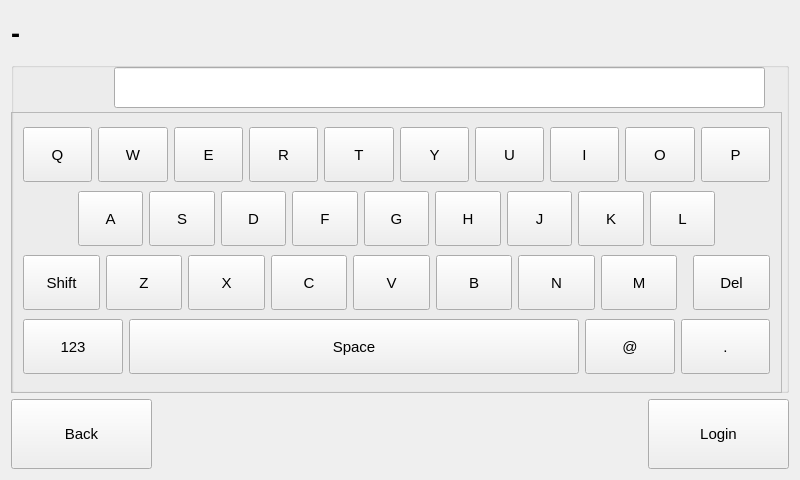
First picture: the form in v3/qt/textInput/textInput.ui, repository twschung/IoT-Smart-Scale, before the edit.
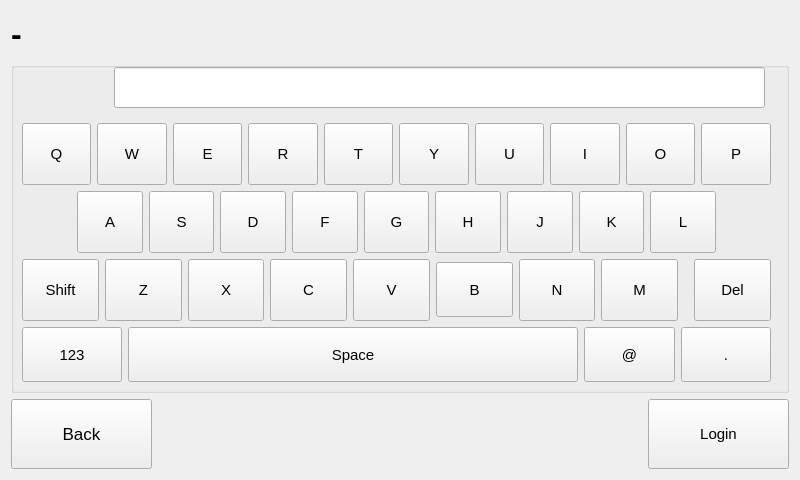
Second picture: the form after the edit.

```diff
--- a/v3/qt/textInput/textInput.ui
+++ b/v3/qt/textInput/textInput.ui
@@ -12,7 +12,6 @@
   </property>
   <property name="font">
    <font>
-    <family>Arial</family>
     <pointsize>11</pointsize>
    </font>
   </property>
@@ -48,7 +47,7 @@
      </property>
      <property name="font">
       <font>
-       <family>Arial</family>
+       <pointsize>13</pointsize>
       </font>
      </property>
      <property name="text">
@@ -140,9 +139,6 @@
         <height>281</height>
        </rect>
       </property>
-      <property name="frameShape">
-       <enum>QFrame::StyledPanel</enum>
-      </property>
       <property name="frameShadow">
        <enum>QFrame::Raised</enum>
       </property>
@@ -151,17 +147,18 @@
         <layout class="QHBoxLayout" name="row1">
          <item>
           <widget class="QPushButton" name="Q">
+           <property name="sizePolicy">
+            <sizepolicy hsizetype="Minimum" vsizetype="Minimum">
+             <horstretch>0</horstretch>
+             <verstretch>0</verstretch>
+            </sizepolicy>
+           </property>
            <property name="minimumSize">
             <size>
              <width>46</width>
              <height>55</height>
             </size>
            </property>
-           <property name="font">
-            <font>
-             <family>Arial</family>
-            </font>
-           </property>
            <property name="text">
             <string>Q</string>
            </property>
@@ -169,17 +166,18 @@
          </item>
          <item>
           <widget class="QPushButton" name="W">
+           <property name="sizePolicy">
+            <sizepolicy hsizetype="Minimum" vsizetype="Minimum">
+             <horstretch>0</horstretch>
+             <verstretch>0</verstretch>
+            </sizepolicy>
+           </property>
            <property name="minimumSize">
             <size>
              <width>46</width>
              <height>55</height>
             </size>
            </property>
-           <property name="font">
-            <font>
-             <family>Arial</family>
-            </font>
-           </property>
            <property name="text">
             <string>W</string>
            </property>
@@ -187,17 +185,18 @@
          </item>
          <item>
           <widget class="QPushButton" name="E">
+           <property name="sizePolicy">
+            <sizepolicy hsizetype="Minimum" vsizetype="Minimum">
+             <horstretch>0</horstretch>
+             <verstretch>0</verstretch>
+            </sizepolicy>
+           </property>
            <property name="minimumSize">
             <size>
              <width>46</width>
              <height>55</height>
             </size>
            </property>
-           <property name="font">
-            <font>
-             <family>Arial</family>
-            </font>
-           </property>
            <property name="text">
             <string>E</string>
            </property>
@@ -205,17 +204,18 @@
          </item>
          <item>
           <widget class="QPushButton" name="R">
+           <property name="sizePolicy">
+            <sizepolicy hsizetype="Minimum" vsizetype="Minimum">
+             <horstretch>0</horstretch>
+             <verstretch>0</verstretch>
+            </sizepolicy>
+           </property>
            <property name="minimumSize">
             <size>
              <width>46</width>
              <height>55</height>
             </size>
            </property>
-           <property name="font">
-            <font>
-             <family>Arial</family>
-            </font>
-           </property>
            <property name="text">
             <string>R</string>
            </property>
@@ -223,17 +223,18 @@
          </item>
          <item>
           <widget class="QPushButton" name="T">
+           <property name="sizePolicy">
+            <sizepolicy hsizetype="Minimum" vsizetype="Minimum">
+             <horstretch>0</horstretch>
+             <verstretch>0</verstretch>
+            </sizepolicy>
+           </property>
            <property name="minimumSize">
             <size>
              <width>46</width>
              <height>55</height>
             </size>
            </property>
-           <property name="font">
-            <font>
-             <family>Arial</family>
-            </font>
-           </property>
            <property name="text">
             <string>T</string>
            </property>
@@ -241,17 +242,18 @@
          </item>
          <item>
           <widget class="QPushButton" name="Y">
+           <property name="sizePolicy">
+            <sizepolicy hsizetype="Minimum" vsizetype="Minimum">
+             <horstretch>0</horstretch>
+             <verstretch>0</verstretch>
+            </sizepolicy>
+           </property>
            <property name="minimumSize">
             <size>
              <width>46</width>
              <height>55</height>
             </size>
            </property>
-           <property name="font">
-            <font>
-             <family>Arial</family>
-            </font>
-           </property>
            <property name="text">
             <string>Y</string>
            </property>
@@ -259,17 +261,18 @@
          </item>
          <item>
           <widget class="QPushButton" name="U">
+           <property name="sizePolicy">
+            <sizepolicy hsizetype="Minimum" vsizetype="Minimum">
+             <horstretch>0</horstretch>
+             <verstretch>0</verstretch>
+            </sizepolicy>
+           </property>
            <property name="minimumSize">
             <size>
              <width>46</width>
              <height>55</height>
             </size>
            </property>
-           <property name="font">
-            <font>
-             <family>Arial</family>
-            </font>
-           </property>
            <property name="text">
             <string>U</string>
            </property>
@@ -277,17 +280,18 @@
          </item>
          <item>
           <widget class="QPushButton" name="I">
+           <property name="sizePolicy">
+            <sizepolicy hsizetype="Minimum" vsizetype="Minimum">
+             <horstretch>0</horstretch>
+             <verstretch>0</verstretch>
+            </sizepolicy>
+           </property>
            <property name="minimumSize">
             <size>
              <width>46</width>
              <height>55</height>
             </size>
            </property>
-           <property name="font">
-            <font>
-             <family>Arial</family>
-            </font>
-           </property>
            <property name="text">
             <string>I</string>
            </property>
@@ -295,17 +299,18 @@
          </item>
          <item>
           <widget class="QPushButton" name="O">
+           <property name="sizePolicy">
+            <sizepolicy hsizetype="Minimum" vsizetype="Minimum">
+             <horstretch>0</horstretch>
+             <verstretch>0</verstretch>
+            </sizepolicy>
+           </property>
            <property name="minimumSize">
             <size>
              <width>46</width>
              <height>55</height>
             </size>
            </property>
-           <property name="font">
-            <font>
-             <family>Arial</family>
-            </font>
-           </property>
            <property name="text">
             <string>O</string>
            </property>
@@ -313,17 +318,18 @@
          </item>
          <item>
           <widget class="QPushButton" name="P">
+           <property name="sizePolicy">
+            <sizepolicy hsizetype="Minimum" vsizetype="Minimum">
+             <horstretch>0</horstretch>
+             <verstretch>0</verstretch>
+            </sizepolicy>
+           </property>
            <property name="minimumSize">
             <size>
              <width>46</width>
              <height>55</height>
             </size>
            </property>
-           <property name="font">
-            <font>
-             <family>Arial</family>
-            </font>
-           </property>
            <property name="text">
             <string>P</string>
            </property>
@@ -351,17 +357,18 @@
          </item>
          <item>
           <widget class="QPushButton" name="A">
+           <property name="sizePolicy">
+            <sizepolicy hsizetype="Minimum" vsizetype="Minimum">
+             <horstretch>0</horstretch>
+             <verstretch>0</verstretch>
+            </sizepolicy>
+           </property>
            <property name="minimumSize">
             <size>
              <width>46</width>
              <height>55</height>
             </size>
            </property>
-           <property name="font">
-            <font>
-             <family>Arial</family>
-            </font>
-           </property>
            <property name="text">
             <string>A</string>
            </property>
@@ -369,17 +376,18 @@
          </item>
          <item>
           <widget class="QPushButton" name="S">
+           <property name="sizePolicy">
+            <sizepolicy hsizetype="Minimum" vsizetype="Minimum">
+             <horstretch>0</horstretch>
+             <verstretch>0</verstretch>
+            </sizepolicy>
+           </property>
            <property name="minimumSize">
             <size>
              <width>46</width>
              <height>55</height>
             </size>
            </property>
-           <property name="font">
-            <font>
-             <family>Arial</family>
-            </font>
-           </property>
            <property name="text">
             <string>S</string>
            </property>
@@ -387,17 +395,18 @@
          </item>
          <item>
           <widget class="QPushButton" name="D">
+           <property name="sizePolicy">
+            <sizepolicy hsizetype="Minimum" vsizetype="Minimum">
+             <horstretch>0</horstretch>
+             <verstretch>0</verstretch>
+            </sizepolicy>
+           </property>
            <property name="minimumSize">
             <size>
              <width>46</width>
              <height>55</height>
             </size>
            </property>
-           <property name="font">
-            <font>
-             <family>Arial</family>
-            </font>
-           </property>
            <property name="text">
             <string>D</string>
            </property>
@@ -405,17 +414,18 @@
          </item>
          <item>
           <widget class="QPushButton" name="F">
+           <property name="sizePolicy">
+            <sizepolicy hsizetype="Minimum" vsizetype="Minimum">
+             <horstretch>0</horstretch>
+             <verstretch>0</verstretch>
+            </sizepolicy>
+           </property>
            <property name="minimumSize">
             <size>
              <width>46</width>
              <height>55</height>
             </size>
            </property>
-           <property name="font">
-            <font>
-             <family>Arial</family>
-            </font>
-           </property>
            <property name="text">
             <string>F</string>
            </property>
@@ -423,17 +433,18 @@
          </item>
          <item>
           <widget class="QPushButton" name="G">
+           <property name="sizePolicy">
+            <sizepolicy hsizetype="Minimum" vsizetype="Minimum">
+             <horstretch>0</horstretch>
+             <verstretch>0</verstretch>
+            </sizepolicy>
+           </property>
            <property name="minimumSize">
             <size>
              <width>46</width>
              <height>55</height>
             </size>
            </property>
-           <property name="font">
-            <font>
-             <family>Arial</family>
-            </font>
-           </property>
            <property name="text">
             <string>G</string>
            </property>
@@ -441,17 +452,18 @@
          </item>
          <item>
           <widget class="QPushButton" name="H">
+           <property name="sizePolicy">
+            <sizepolicy hsizetype="Minimum" vsizetype="Minimum">
+             <horstretch>0</horstretch>
+             <verstretch>0</verstretch>
+            </sizepolicy>
+           </property>
            <property name="minimumSize">
             <size>
              <width>46</width>
              <height>55</height>
             </size>
            </property>
-           <property name="font">
-            <font>
-             <family>Arial</family>
-            </font>
-           </property>
            <property name="text">
             <string>H</string>
            </property>
@@ -459,17 +471,18 @@
          </item>
          <item>
           <widget class="QPushButton" name="J">
+           <property name="sizePolicy">
+            <sizepolicy hsizetype="Minimum" vsizetype="Minimum">
+             <horstretch>0</horstretch>
+             <verstretch>0</verstretch>
+            </sizepolicy>
+           </property>
            <property name="minimumSize">
             <size>
              <width>46</width>
              <height>55</height>
             </size>
            </property>
-           <property name="font">
-            <font>
-             <family>Arial</family>
-            </font>
-           </property>
            <property name="text">
             <string>J</string>
            </property>
@@ -477,17 +490,18 @@
          </item>
          <item>
           <widget class="QPushButton" name="K">
+           <property name="sizePolicy">
+            <sizepolicy hsizetype="Minimum" vsizetype="Minimum">
+             <horstretch>0</horstretch>
+             <verstretch>0</verstretch>
+            </sizepolicy>
+           </property>
            <property name="minimumSize">
             <size>
              <width>46</width>
              <height>55</height>
             </size>
            </property>
-           <property name="font">
-            <font>
-             <family>Arial</family>
-            </font>
-           </property>
            <property name="text">
             <string>K</string>
            </property>
@@ -495,17 +509,18 @@
          </item>
          <item>
           <widget class="QPushButton" name="L">
+           <property name="sizePolicy">
+            <sizepolicy hsizetype="Minimum" vsizetype="Minimum">
+             <horstretch>0</horstretch>
+             <verstretch>0</verstretch>
+            </sizepolicy>
+           </property>
            <property name="minimumSize">
             <size>
              <width>46</width>
              <height>55</height>
             </size>
            </property>
-           <property name="font">
-            <font>
-             <family>Arial</family>
-            </font>
-           </property>
            <property name="text">
             <string>L</string>
            </property>
@@ -533,17 +548,18 @@
         <layout class="QHBoxLayout" name="row3">
          <item>
           <widget class="QPushButton" name="btnShift">
+           <property name="sizePolicy">
+            <sizepolicy hsizetype="Minimum" vsizetype="Minimum">
+             <horstretch>0</horstretch>
+             <verstretch>0</verstretch>
+            </sizepolicy>
+           </property>
            <property name="minimumSize">
             <size>
              <width>50</width>
              <height>55</height>
             </size>
            </property>
-           <property name="font">
-            <font>
-             <family>Arial</family>
-            </font>
-           </property>
            <property name="text">
             <string>Shift</string>
            </property>
@@ -567,17 +583,18 @@
          </item>
          <item>
           <widget class="QPushButton" name="Z">
+           <property name="sizePolicy">
+            <sizepolicy hsizetype="Minimum" vsizetype="Minimum">
+             <horstretch>0</horstretch>
+             <verstretch>0</verstretch>
+            </sizepolicy>
+           </property>
            <property name="minimumSize">
             <size>
              <width>46</width>
              <height>55</height>
             </size>
            </property>
-           <property name="font">
-            <font>
-             <family>Arial</family>
-            </font>
-           </property>
            <property name="text">
             <string>Z</string>
            </property>
@@ -585,17 +602,18 @@
          </item>
          <item>
           <widget class="QPushButton" name="X">
+           <property name="sizePolicy">
+            <sizepolicy hsizetype="Minimum" vsizetype="Minimum">
+             <horstretch>0</horstretch>
+             <verstretch>0</verstretch>
+            </sizepolicy>
+           </property>
            <property name="minimumSize">
             <size>
              <width>46</width>
              <height>55</height>
             </size>
            </property>
-           <property name="font">
-            <font>
-             <family>Arial</family>
-            </font>
-           </property>
            <property name="text">
             <string>X</string>
            </property>
@@ -603,17 +621,18 @@
          </item>
          <item>
           <widget class="QPushButton" name="C">
+           <property name="sizePolicy">
+            <sizepolicy hsizetype="Minimum" vsizetype="Minimum">
+             <horstretch>0</horstretch>
+             <verstretch>0</verstretch>
+            </sizepolicy>
+           </property>
            <property name="minimumSize">
             <size>
              <width>46</width>
              <height>55</height>
             </size>
            </property>
-           <property name="font">
-            <font>
-             <family>Arial</family>
-            </font>
-           </property>
            <property name="text">
             <string>C</string>
            </property>
@@ -621,17 +640,18 @@
          </item>
          <item>
           <widget class="QPushButton" name="V">
+           <property name="sizePolicy">
+            <sizepolicy hsizetype="Minimum" vsizetype="Minimum">
+             <horstretch>0</horstretch>
+             <verstretch>0</verstretch>
+            </sizepolicy>
+           </property>
            <property name="minimumSize">
             <size>
              <width>46</width>
              <height>55</height>
             </size>
            </property>
-           <property name="font">
-            <font>
-             <family>Arial</family>
-            </font>
-           </property>
            <property name="text">
             <string>V</string>
            </property>
@@ -645,11 +665,6 @@
              <height>55</height>
             </size>
            </property>
-           <property name="font">
-            <font>
-             <family>Arial</family>
-            </font>
-           </property>
            <property name="text">
             <string>B</string>
            </property>
@@ -657,17 +672,18 @@
          </item>
          <item>
           <widget class="QPushButton" name="N">
+           <property name="sizePolicy">
+            <sizepolicy hsizetype="Minimum" vsizetype="Minimum">
+             <horstretch>0</horstretch>
+             <verstretch>0</verstretch>
+            </sizepolicy>
+           </property>
            <property name="minimumSize">
             <size>
              <width>46</width>
              <height>55</height>
             </size>
            </property>
-           <property name="font">
-            <font>
-             <family>Arial</family>
-            </font>
-           </property>
            <property name="text">
             <string>N</string>
            </property>
@@ -675,17 +691,18 @@
          </item>
          <item>
           <widget class="QPushButton" name="M">
+           <property name="sizePolicy">
+            <sizepolicy hsizetype="Minimum" vsizetype="Minimum">
+             <horstretch>0</horstretch>
+             <verstretch>0</verstretch>
+            </sizepolicy>
+           </property>
            <property name="minimumSize">
             <size>
              <width>46</width>
              <height>55</height>
             </size>
            </property>
-           <property name="font">
-            <font>
-             <family>Arial</family>
-            </font>
-           </property>
            <property name="text">
             <string>M</string>
            </property>
@@ -709,17 +726,18 @@
          </item>
          <item>
           <widget class="QPushButton" name="btnDel">
+           <property name="sizePolicy">
+            <sizepolicy hsizetype="Minimum" vsizetype="Minimum">
+             <horstretch>0</horstretch>
+             <verstretch>0</verstretch>
+            </sizepolicy>
+           </property>
            <property name="minimumSize">
             <size>
              <width>70</width>
              <height>55</height>
             </size>
            </property>
-           <property name="font">
-            <font>
-             <family>Arial</family>
-            </font>
-           </property>
            <property name="text">
             <string>Del</string>
            </property>
@@ -737,11 +755,6 @@
              <height>55</height>
             </size>
            </property>
-           <property name="font">
-            <font>
-             <family>Arial</family>
-            </font>
-           </property>
            <property name="text">
             <string>123</string>
            </property>
@@ -755,11 +768,6 @@
              <height>55</height>
             </size>
            </property>
-           <property name="font">
-            <font>
-             <family>Arial</family>
-            </font>
-           </property>
            <property name="text">
             <string>Space</string>
            </property>
@@ -773,11 +781,6 @@
              <height>55</height>
             </size>
            </property>
-           <property name="font">
-            <font>
-             <family>Arial</family>
-            </font>
-           </property>
            <property name="text">
             <string>@</string>
            </property>
@@ -791,11 +794,6 @@
              <height>55</height>
             </size>
            </property>
-           <property name="font">
-            <font>
-             <family>Arial</family>
-            </font>
-           </property>
            <property name="text">
             <string>.</string>
            </property>
@@ -811,8 +809,7 @@
     <widget class="QLabel" name="lbl_title">
      <property name="font">
       <font>
-       <family>Arial</family>
-       <pointsize>20</pointsize>
+       <pointsize>24</pointsize>
        <weight>75</weight>
        <bold>true</bold>
       </font>
```
Left out of the diff: 10 changed lines with no effect on the pictures.
